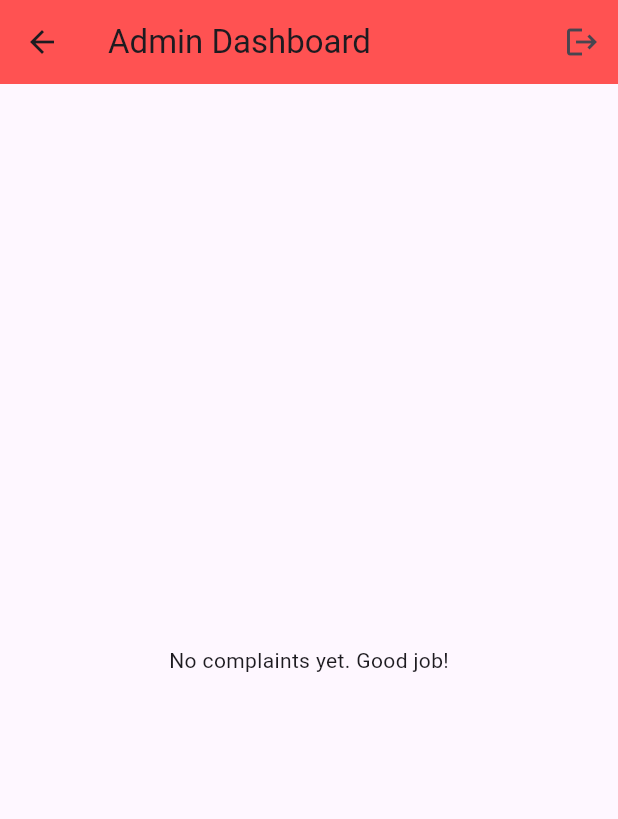
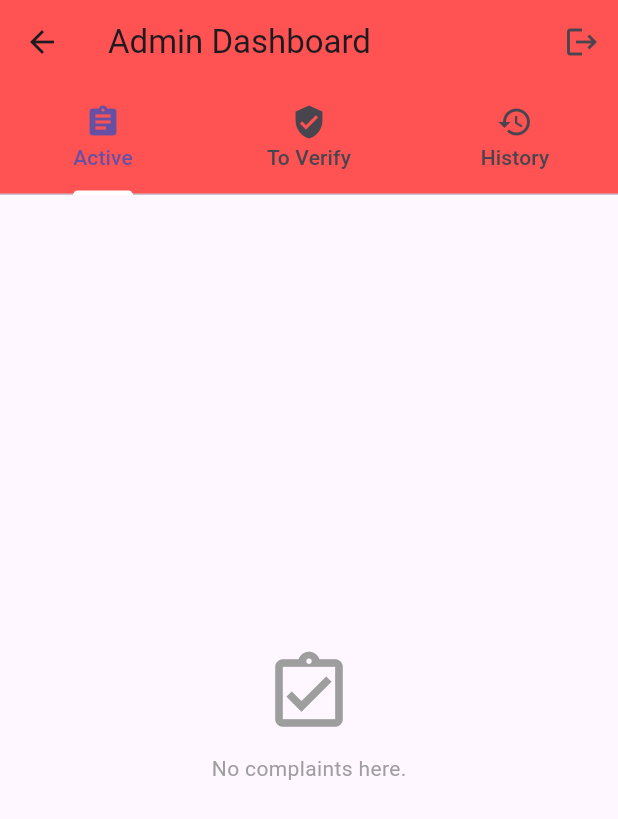
Before and after one commit to Shahfizul/UNIMAS-Holdings-Feedback-System, a Flutter app: the AdminHomeScreen screen opened directly, on a phone screen of 412 x 824 dp. Shown: the top 819 px of the screen. Run offline on Flutter 3.47's test engine with Material 3 defaults, Android fonts, the phone set to English and light mode, and no system bars; our stand-ins replace cloud_firestore, firebase_auth, firebase_core, firebase_storage, image_picker; accounts and stored records are empty.

Commit message:
Implement Admin Complaint List with tabbed navigation and undo verification feature

```diff
--- a/lib/screens/complaint/report_screen.dart
+++ b/lib/screens/complaint/report_screen.dart
@@ -78,7 +78,7 @@ class _ReportScreenState extends State<ReportScreen> {
                     GestureDetector(
                       onTap: _pickImage,
                       child: Container(
-                        height: 150,
+                        // height: 150,
                         width: double.infinity,
                         decoration: BoxDecoration(
                           color: Colors.grey[200],
--- /dev/null
+++ b/lib/screens/home/admin_complaint_list.dart
@@ -0,0 +1,90 @@
+import 'package:flutter/material.dart';
+import 'package:provider/provider.dart';
+import '../../models/complaint_model.dart';
+import '../complaint/complaint_detail_screen.dart';
+
+class AdminComplaintList extends StatelessWidget {
+  final String filterType; // 'active', 'verify', or 'history'
+
+  const AdminComplaintList({super.key, required this.filterType});
+
+  @override
+  Widget build(BuildContext context) {
+    // 1. Get ALL complaints from the stream
+    final complaints = Provider.of<List<ComplaintModel>>(context);
+
+    // 2. Filter them based on the tab
+    List<ComplaintModel> filteredList = [];
+
+    if (filterType == 'active') {
+      // Show NEW or IN PROGRESS
+      filteredList = complaints.where((c) =>
+        c.status == 'Pending' || c.status == 'In Progress'
+      ).toList();
+    } else if (filterType == 'verify') {
+      // Show ONLY those waiting for Admin
+      filteredList = complaints.where((c) =>
+        c.status == 'Pending Verification'
+      ).toList();
+    } else if (filterType == 'history') {
+      // Show CLOSED jobs
+      filteredList = complaints.where((c) =>
+        c.status == 'Resolved'
+      ).toList();
+    }
+
+    // 3. Handle Empty State
+    if (filteredList.isEmpty) {
+      return Center(
+        child: Column(
+          mainAxisAlignment: MainAxisAlignment.center,
+          children: [
+            Icon(Icons.assignment_turned_in_outlined, size: 60, color: Colors.grey),
+            const SizedBox(height: 10),
+            Text("No complaints here.", style: const TextStyle(color: Colors.grey)),
+          ],
+        ),
+      );
+    }
+
+    // 4. Build the List
+    return ListView.builder(
+      itemCount: filteredList.length,
+      itemBuilder: (context, index) {
+        final complaint = filteredList[index];
+
+        // Priority Color Logic
+        Color priorityColor = Colors.green;
+        if (complaint.priority == 'High') priorityColor = Colors.red;
+        if (complaint.priority == 'Medium') priorityColor = Colors.orange;
+
+        return Card(
+          margin: const EdgeInsets.symmetric(horizontal: 10, vertical: 5),
+          child: ListTile(
+            leading: CircleAvatar(
+              backgroundColor: priorityColor,
+              child: Text(complaint.priority[0], style: const TextStyle(color: Colors.white)),
+            ),
+            title: Text(complaint.title, style: const TextStyle(fontWeight: FontWeight.bold)),
+            subtitle: Text(
+              "${complaint.category} • ${complaint.status}",
+              style: TextStyle(
+                color: complaint.status == 'Pending Verification' ? Colors.orange[800] : Colors.grey[700],
+                fontWeight: complaint.status == 'Pending Verification' ? FontWeight.bold : FontWeight.normal
+              ),
+            ),
+            trailing: const Icon(Icons.arrow_forward_ios, size: 16),
+            onTap: () {
+              Navigator.push(
+                context,
+                MaterialPageRoute(
+                  builder: (context) => ComplaintDetailScreen(complaint: complaint),
+                ),
+              );
+            },
+          ),
+        );
+      },
+    );
+  }
+}
--- a/lib/screens/home/admin_home_screen.dart
+++ b/lib/screens/home/admin_home_screen.dart
@@ -3,7 +3,7 @@ import 'package:provider/provider.dart';
 import '../../models/complaint_model.dart';
 import '../../services/auth_service.dart';
 import '../../services/complaint_service.dart';
-import '../complaint/complaint_detail_screen.dart'; // We will create this next
+import 'admin_complaint_list.dart'; // Import the new file
 
 class AdminHomeScreen extends StatelessWidget {
   const AdminHomeScreen({super.key});
@@ -13,6 +13,8 @@ class AdminHomeScreen extends StatelessWidget {
     return StreamProvider<List<ComplaintModel>>.value(
       value: ComplaintService().allComplaints,
       initialData: const [],
+      child: DefaultTabController(
+        length: 3, // We now have 3 tabs
         child: Scaffold(
           appBar: AppBar(
             title: const Text("Admin Dashboard"),
@@ -23,56 +25,29 @@ class AdminHomeScreen extends StatelessWidget {
                 onPressed: () => AuthService().signOut(),
               )
             ],
+            bottom: const TabBar(
+              indicatorColor: Colors.white,
+              tabs: [
+                Tab(icon: Icon(Icons.assignment), text: "Active"),
+                Tab(icon: Icon(Icons.verified_user), text: "To Verify"),
+                Tab(icon: Icon(Icons.history), text: "History"),
+              ],
             ),
-        body: const ComplaintList(),
+          ),
+          body: const TabBarView(
+            children: [
+              // Tab 1: Active (Pending + In Progress)
+              AdminComplaintList(filterType: 'active'),
+
+              // Tab 2: To Verify (Pending Verification)
+              AdminComplaintList(filterType: 'verify'),
+
+              // Tab 3: History (Resolved)
+              AdminComplaintList(filterType: 'history'),
+            ],
+          ),
+        ),
       ),
     );
   }
 }
-
-class ComplaintList extends StatelessWidget {
-  const ComplaintList({super.key});
-
-  @override
-  Widget build(BuildContext context) {
-    final complaints = Provider.of<List<ComplaintModel>>(context);
-
-    if (complaints.isEmpty) {
-      return const Center(child: Text("No complaints yet. Good job!"));
-    }
-
-    return ListView.builder(
-      itemCount: complaints.length,
-      itemBuilder: (context, index) {
-        final complaint = complaints[index];
-
-        // Color Code Priority
-        Color priorityColor = Colors.green;
-        if (complaint.priority == 'High') priorityColor = Colors.red;
-        if (complaint.priority == 'Medium') priorityColor = Colors.orange;
-
-        return Card(
-          margin: const EdgeInsets.symmetric(horizontal: 10, vertical: 5),
-          child: ListTile(
-            leading: CircleAvatar(
-              backgroundColor: priorityColor,
-              child: Text(complaint.priority[0], style: const TextStyle(color: Colors.white)),
-            ),
-            title: Text(complaint.title, style: const TextStyle(fontWeight: FontWeight.bold)),
-            subtitle: Text("${complaint.category} • ${complaint.status}"),
-            trailing: const Icon(Icons.arrow_forward_ios, size: 16),
-            onTap: () {
-              // Navigate to Details for Assignment
-              Navigator.push(
-                context,
-                MaterialPageRoute(
-                  builder: (context) => ComplaintDetailScreen(complaint: complaint),
-                ),
-              );
-            },
-          ),
-        );
-      },
-    );
-  }
-}
```
Also changed, not shown: lib/screens/complaint/complaint_detail_screen.dart (+36 -0 lines), lib/services/complaint_service.dart (+9 -0 lines). Lines whose indentation alone changed are shown as unchanged.
